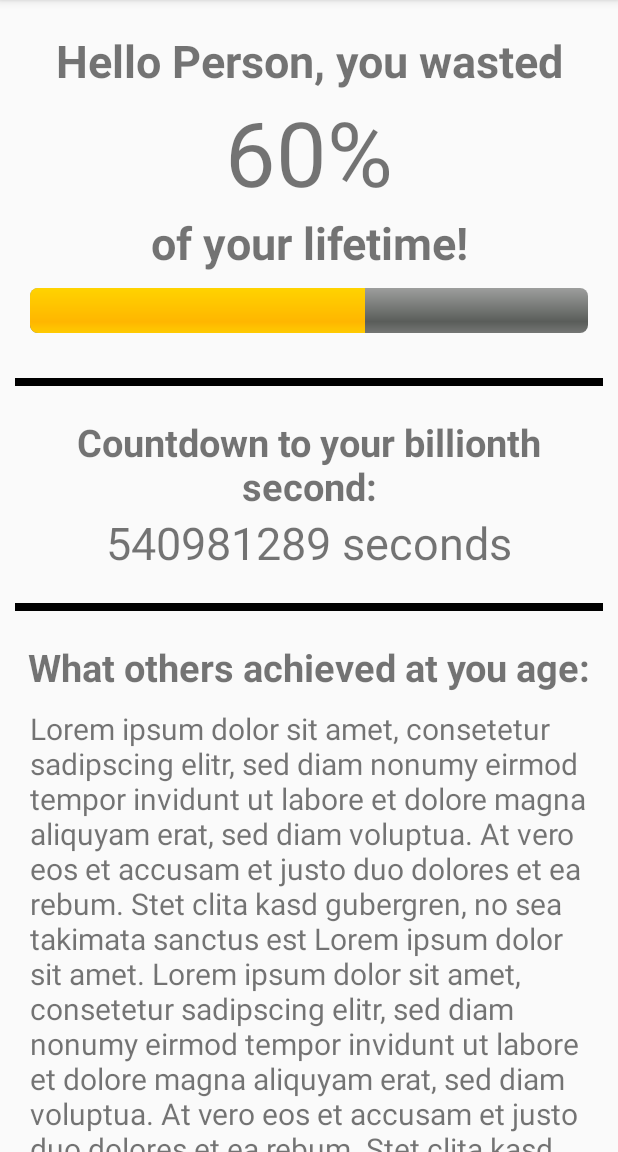
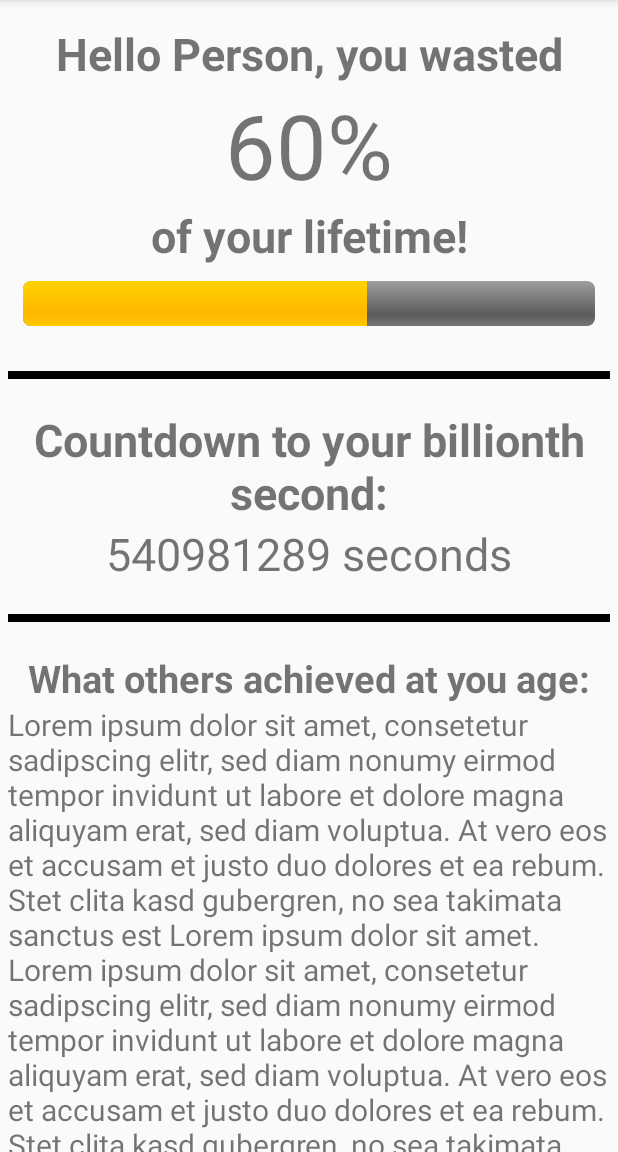
Before and after one commit to Jugendhackt/depressionApp, an Android app: the screen it shows after launch (MainActivity), on a phone screen of 412 x 824 dp, the part 84-1236 px from its top. Run offline under Robolectric (Android 15) with nearby library versions, the phone set to English and light mode, and no system bars.

Commit message:
activity_main new version

```diff
--- a/app/src/main/res/layout/activity_main.xml
+++ b/app/src/main/res/layout/activity_main.xml
@@ -7,7 +7,7 @@
         android:layout_width="match_parent"
         android:layout_height="wrap_content"
         android:orientation="vertical"
-        android:padding="10sp">
+        android:layout_margin="5dp">
 
 
         <TextView
@@ -62,7 +62,7 @@
             android:layout_height="wrap_content"
             android:text="Countdown to your billionth second:"
             android:textAlignment="center"
-            android:textSize="25sp"
+            android:textSize="30sp"
             android:textStyle="bold" />
 
         <TextView
@@ -96,7 +96,6 @@
             android:id="@+id/whatArchievedTvText"
             android:layout_width="match_parent"
             android:layout_height="wrap_content"
-            android:layout_margin="10sp"
             android:text="Lorem ipsum dolor sit amet, consetetur sadipscing elitr, sed diam nonumy eirmod tempor invidunt ut labore et dolore magna aliquyam erat, sed diam voluptua. At vero eos et accusam et justo duo dolores et ea rebum. Stet clita kasd gubergren, no sea takimata sanctus est Lorem ipsum dolor sit amet. Lorem ipsum dolor sit amet, consetetur sadipscing elitr, sed diam nonumy eirmod tempor invidunt ut labore et dolore magna aliquyam erat, sed diam voluptua. At vero eos et accusam et justo duo dolores et ea rebum. Stet clita kasd gubergren, no sea takimata sanctus est Lorem ipsum dolor sit amet."
             android:textSize="20sp" />
 
```
